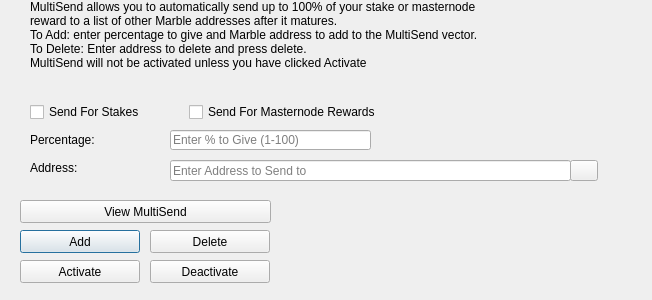
Before: the Qt Designer form src/qt/forms/multisenddialog.ui in 3v3rt0n/MarbleCoin, drawn with Qt 5.
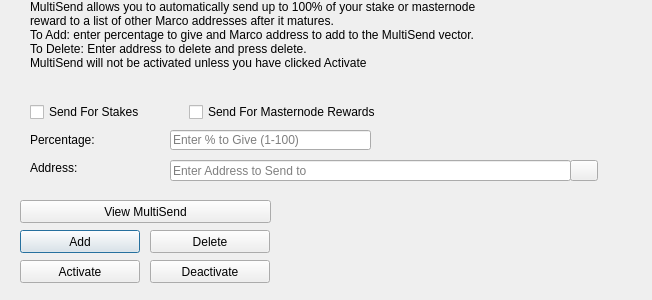
After: the same form once the commit is applied. Icons and pictures are not drawn.

Commit message:
Change to Marco Polo Coin
Change to Marco Polo Coin

Diff of the .ui file:
```diff
--- a/src/qt/forms/multisenddialog.ui
+++ b/src/qt/forms/multisenddialog.ui
@@ -61,8 +61,8 @@
     <number>1</number>
    </property>
    <property name="text">
-    <string>MultiSend allows you to automatically send up to 100% of your stake or masternode reward to a list of other Marble addresses after it matures.
-To Add: enter percentage to give and Marble address to add to the MultiSend vector.
+    <string>MultiSend allows you to automatically send up to 100% of your stake or masternode reward to a list of other Marco addresses after it matures.
+To Add: enter percentage to give and Marco address to add to the MultiSend vector.
 To Delete: Enter address to delete and press delete.
 MultiSend will not be activated unless you have clicked Activate</string>
    </property>
```
Left out of the diff: 4 changed lines with no effect on the pictures. The commit also changes 362 other files.
